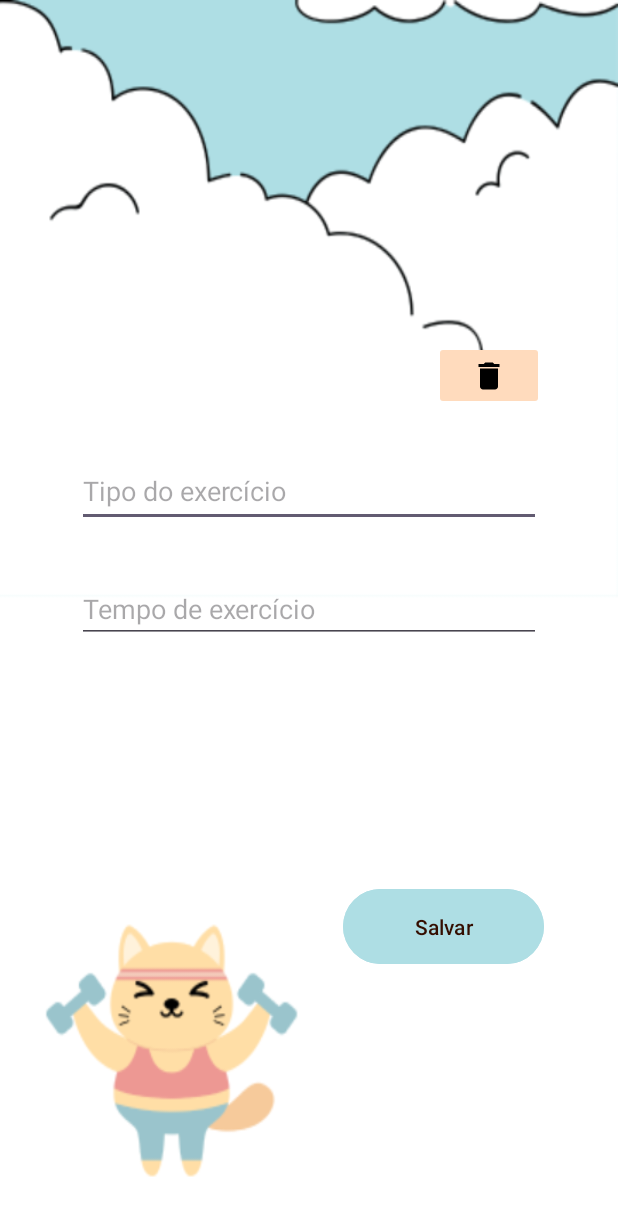
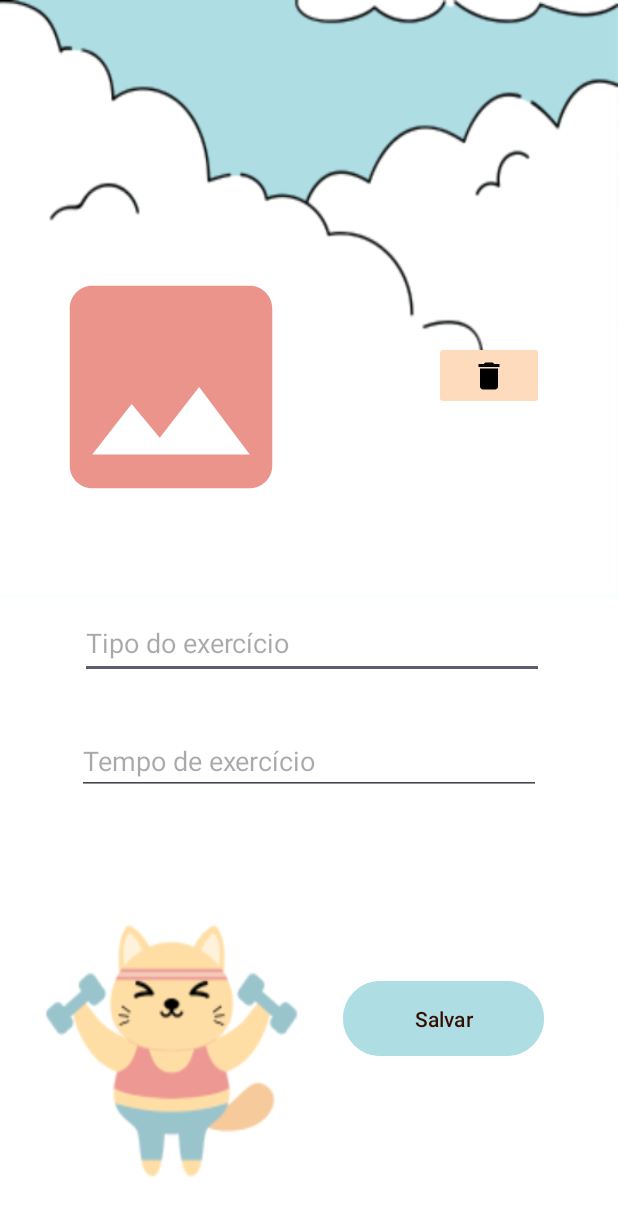
Before and after one commit to jecelen/T3_DispMoveis, an Android app: the layout activity_tela_edt_exercicios.xml on its own in the app's theme, with its tools: preview values and no code run, on a phone screen of 412 x 824 dp. Shown: the top 1216 px of the screen. Run offline under Robolectric (Android 15) with nearby library versions, the light colour scheme and no system bars.

Commit message:
adicionando layout com img em edt exercicio

```diff
--- a/DailyGaily/app/build.gradle.kts
+++ b/DailyGaily/app/build.gradle.kts
@@ -41,4 +41,5 @@ dependencies {
     annotationProcessor ("androidx.room:room-compiler:2.6.1")
     implementation("com.google.android.gms:play-services-maps:18.2.0")
     implementation("androidx.core:core:1.7.0")
+    implementation ("androidx.activity:activity:1.4.0")
 }
--- a/DailyGaily/app/src/main/res/layout/activity_tela_edt_exercicios.xml
+++ b/DailyGaily/app/src/main/res/layout/activity_tela_edt_exercicios.xml
@@ -12,14 +12,15 @@
         android:layout_width="309dp"
         android:layout_height="47dp"
         android:layout_marginStart="48dp"
-        android:layout_marginTop="304dp"
+        android:layout_marginTop="57dp"
         android:layout_marginEnd="48dp"
         android:ems="10"
         android:hint="Tipo do exercício"
         android:inputType="text"
         app:layout_constraintEnd_toEndOf="parent"
+        app:layout_constraintHorizontal_bias="0.833"
         app:layout_constraintStart_toStartOf="parent"
-        app:layout_constraintTop_toTopOf="parent" />
+        app:layout_constraintTop_toBottomOf="@+id/fotoExercicioEdt" />
 
     <EditText
         android:id="@+id/edtTempoExercicio"
@@ -40,7 +41,7 @@
         android:layout_width="134dp"
         android:layout_height="58dp"
         android:layout_marginStart="216dp"
-        android:layout_marginTop="160dp"
+        android:layout_marginTop="120dp"
         android:layout_marginEnd="48dp"
         android:backgroundTint="#AEDEE4"
         android:onClick="salvarExercicio"
@@ -64,4 +65,17 @@
         app:layout_constraintTop_toTopOf="parent"
         app:srcCompat="@drawable/delete" />
 
+    <ImageView
+        android:id="@+id/fotoExercicioEdt"
+        android:layout_width="180dp"
+        android:layout_height="180dp"
+        android:layout_marginStart="50dp"
+        android:layout_marginTop="168dp"
+        android:layout_marginEnd="111dp"
+        android:src="@drawable/baseline_insert_photo_24"
+        app:layout_constraintEnd_toStartOf="@+id/btnExcluirExercicio"
+        app:layout_constraintStart_toStartOf="parent"
+        app:layout_constraintTop_toTopOf="parent"
+        tools:srcCompat="@tools:sample/avatars" />
+
 </androidx.constraintlayout.widget.ConstraintLayout>
```
Also changed, not shown: DailyGaily/app/src/main/AndroidManifest.xml (+9 -0 lines), DailyGaily/app/src/main/java/com/example/dailygaily/views/TelaAdcExercicios.java (+14 -1 lines).
